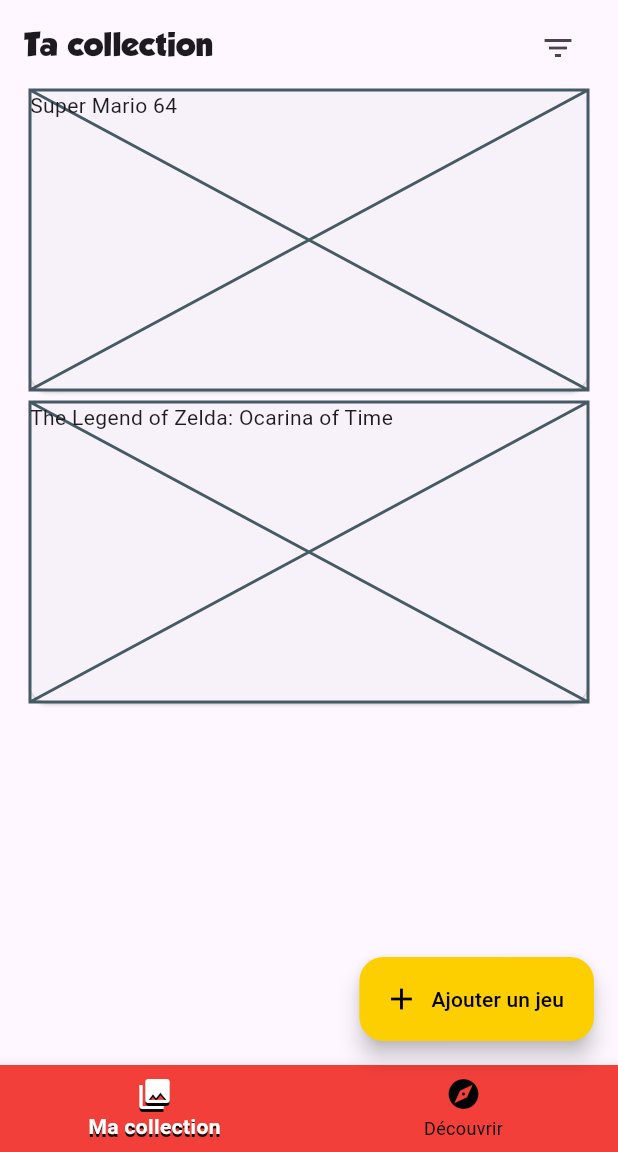
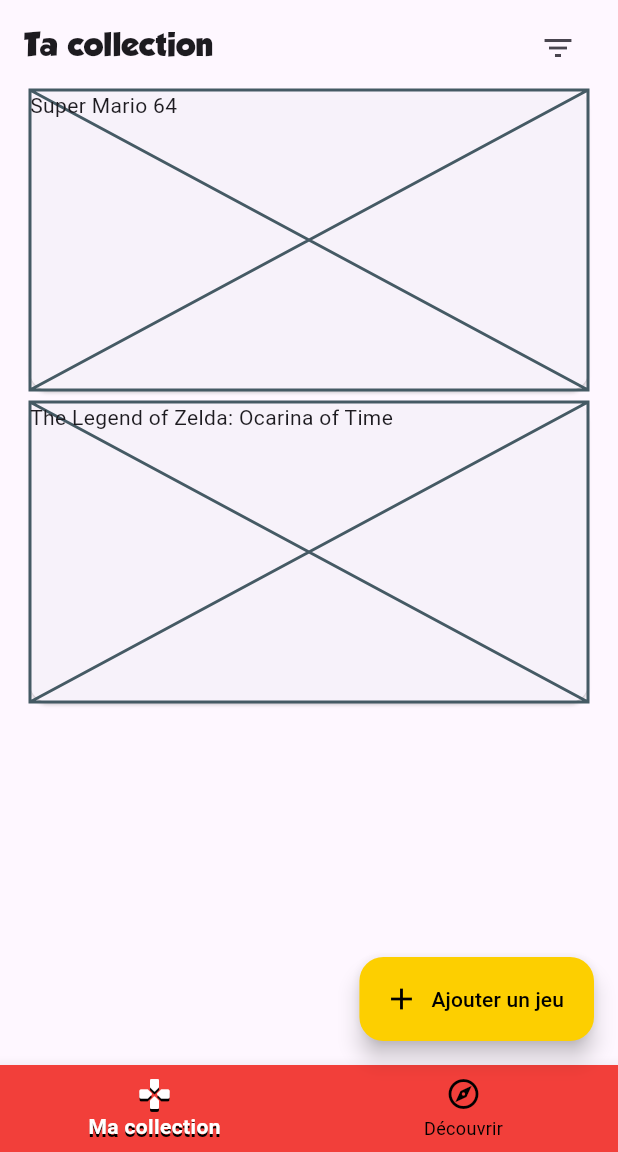
Before and after one commit to Fenysk/flutter_le_spawn, a Flutter app: the screen it shows after launch, on a phone screen of 412 x 824 dp, the part 84-1236 px from its top. Run offline on Flutter 3.47's test engine with Material 3 defaults, Android fonts, the phone set to English and light mode, and no system bars; our stand-ins replace camera; Roboto replaces fonts that are missing (Acephimere); project files that could hold a hidden picture were left out.

Commit message:
💄 Update tab icons for collection and discovery screens

```diff
--- a/lib/ui/screens/tab_screen.dart
+++ b/lib/ui/screens/tab_screen.dart
@@ -77,12 +77,14 @@ class _TabScreenState extends State<TabScreen> {
         currentIndex: _selectedPage,
         items: const [
           BottomNavigationBarItem(
-            icon: Icon(Icons.collections),
+            icon: Icon(Icons.gamepad_outlined),
+            activeIcon: Icon(Icons.gamepad_rounded),
             label: 'Ma collection',
             tooltip: 'Accéder à votre collection de jeux-vidéo',
           ),
           BottomNavigationBarItem(
-            icon: Icon(Icons.explore),
+            icon: Icon(Icons.explore_outlined),
+            activeIcon: Icon(Icons.explore_rounded),
             label: 'Découvrir',
             tooltip: 'Découvrir la collection d\'autres joueurs',
           ),
```
